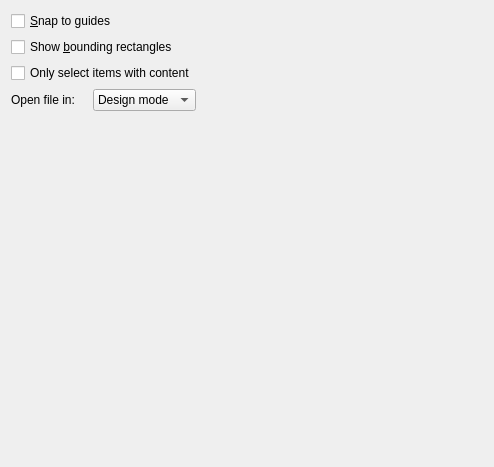
qt-creator/qt-creator, file src/plugins/qmldesigner/settingspage.ui: the form before one commit.
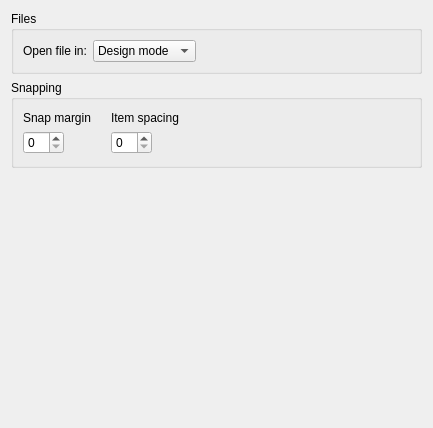
The form after the commit.

Diff of the .ui file:
```diff
--- a/src/plugins/qmldesigner/settingspage.ui
+++ b/src/plugins/qmldesigner/settingspage.ui
@@ -6,36 +6,142 @@
    <rect>
     <x>0</x>
     <y>0</y>
-    <width>494</width>
-    <height>467</height>
+    <width>433</width>
+    <height>428</height>
    </rect>
   </property>
   <property name="windowTitle">
    <string>Form</string>
   </property>
-  <layout class="QGridLayout" name="gridLayout">
-   <item row="0" column="0" rowspan="2" colspan="3">
-    <widget class="QCheckBox" name="snapToGridCheckbox">
-     <property name="text">
-      <string>&amp;Snap to guides</string>
+  <layout class="QGridLayout" name="gridLayout_2">
+   <item row="2" column="0">
+    <widget class="QGroupBox" name="groupBox_2">
+     <property name="title">
+      <string>Files</string>
      </property>
-    </widget>
-   </item>
-   <item row="2" column="0" colspan="3">
-    <widget class="QCheckBox" name="showBoundingRectanglesCheckbox">
-     <property name="text">
-      <string>Show &amp;bounding rectangles</string>
-     </property>
+     <layout class="QGridLayout" name="gridLayout_3">
+      <item row="0" column="0">
+       <widget class="QLabel" name="editorModeLabel">
+        <property name="text">
+         <string>Open file in:</string>
+        </property>
+       </widget>
+      </item>
+      <item row="0" column="1">
+       <widget class="QComboBox" name="editorModeComboBox">
+        <item>
+         <property name="text">
+          <string>Design mode</string>
+         </property>
+        </item>
+        <item>
+         <property name="text">
+          <string>Edit mode</string>
+         </property>
+        </item>
+       </widget>
+      </item>
+      <item row="0" column="2">
+       <spacer name="horizontalSpacer_3">
+        <property name="orientation">
+         <enum>Qt::Horizontal</enum>
+        </property>
+        <property name="sizeHint" stdset="0">
+         <size>
+          <width>40</width>
+          <height>20</height>
+         </size>
+        </property>
+       </spacer>
+      </item>
+     </layout>
     </widget>
    </item>
    <item row="3" column="0">
-    <widget class="QCheckBox" name="onlyShowItemsWithContentsCheckBox">
-     <property name="text">
-      <string>Only select items with content</string>
+    <widget class="QGroupBox" name="groupBox_3">
+     <property name="title">
+      <string>Snapping</string>
      </property>
+     <layout class="QGridLayout" name="gridLayout_6">
+      <property name="margin">
+       <number>9</number>
+      </property>
+      <item row="0" column="0">
+       <layout class="QGridLayout" name="gridLayout_4">
+        <property name="leftMargin">
+         <number>0</number>
+        </property>
+        <property name="topMargin">
+         <number>2</number>
+        </property>
+        <property name="rightMargin">
+         <number>2</number>
+        </property>
+        <property name="bottomMargin">
+         <number>2</number>
+        </property>
+        <property name="horizontalSpacing">
+         <number>20</number>
+        </property>
+        <item row="0" column="1">
+         <widget class="QLabel" name="itemSpacingLabel">
+          <property name="text">
+           <string>Item spacing</string>
+          </property>
+         </widget>
+        </item>
+        <item row="2" column="1">
+         <widget class="QSpinBox" name="spinItemSpacing">
+          <property name="sizePolicy">
+           <sizepolicy hsizetype="Maximum" vsizetype="Fixed">
+            <horstretch>0</horstretch>
+            <verstretch>0</verstretch>
+           </sizepolicy>
+          </property>
+          <property name="maximum">
+           <number>50</number>
+          </property>
+         </widget>
+        </item>
+        <item row="0" column="0">
+         <widget class="QLabel" name="snapMarginLabel">
+          <property name="text">
+           <string>Snap margin</string>
+          </property>
+         </widget>
+        </item>
+        <item row="2" column="0">
+         <widget class="QSpinBox" name="spinSnapMargin">
+          <property name="sizePolicy">
+           <sizepolicy hsizetype="Maximum" vsizetype="Fixed">
+            <horstretch>0</horstretch>
+            <verstretch>0</verstretch>
+           </sizepolicy>
+          </property>
+          <property name="maximum">
+           <number>10</number>
+          </property>
+         </widget>
+        </item>
+       </layout>
+      </item>
+      <item row="0" column="1">
+       <spacer name="horizontalSpacer">
+        <property name="orientation">
+         <enum>Qt::Horizontal</enum>
+        </property>
+        <property name="sizeHint" stdset="0">
+         <size>
+          <width>40</width>
+          <height>20</height>
+         </size>
+        </property>
+       </spacer>
+      </item>
+     </layout>
     </widget>
    </item>
-   <item row="8" column="1">
+   <item row="4" column="0">
     <spacer name="verticalSpacer">
      <property name="orientation">
       <enum>Qt::Vertical</enum>
@@ -48,37 +154,6 @@
      </property>
     </spacer>
    </item>
-   <item row="4" column="0">
-    <layout class="QHBoxLayout" name="horizontalLayout" stretch="0,0">
-     <property name="spacing">
-      <number>0</number>
-     </property>
-     <property name="bottomMargin">
-      <number>0</number>
-     </property>
-     <item>
-      <widget class="QLabel" name="editorModeLabel">
-       <property name="text">
-        <string>Open file in:</string>
-       </property>
-      </widget>
-     </item>
-     <item>
-      <widget class="QComboBox" name="editorModeComboBox">
-       <item>
-        <property name="text">
-         <string>Design mode</string>
-        </property>
-       </item>
-       <item>
-        <property name="text">
-         <string>Edit mode</string>
-        </property>
-       </item>
-      </widget>
-     </item>
-    </layout>
-   </item>
   </layout>
  </widget>
  <tabstops>
```
Left out of the diff: 6 changed lines with no effect on the pictures.
